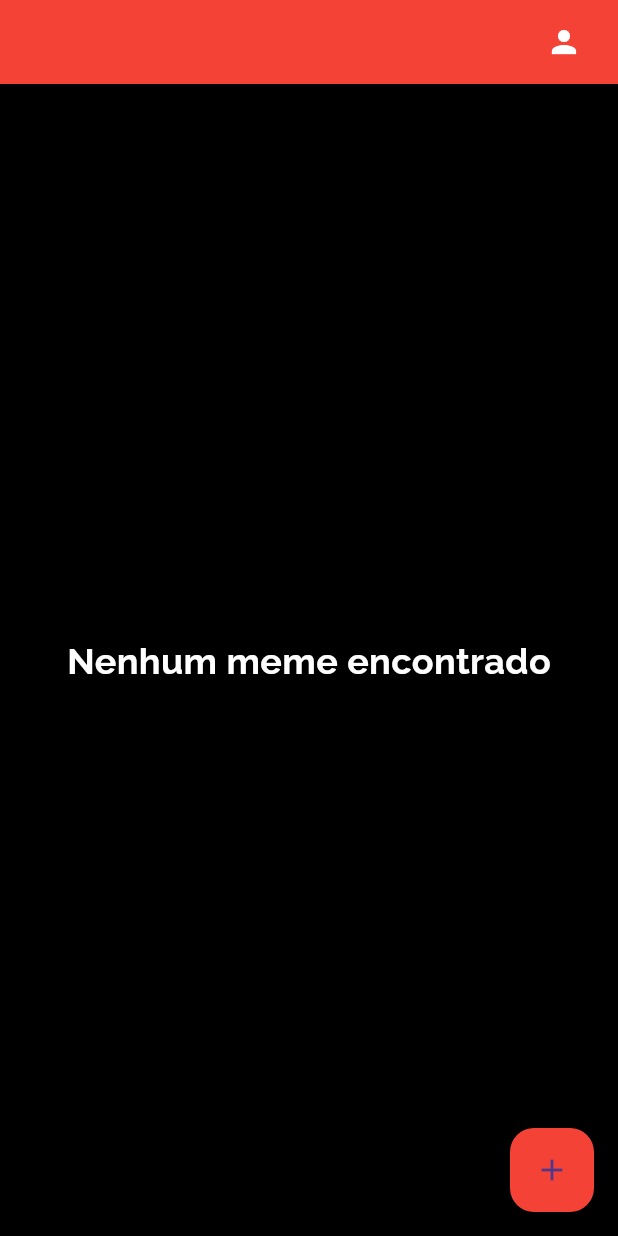
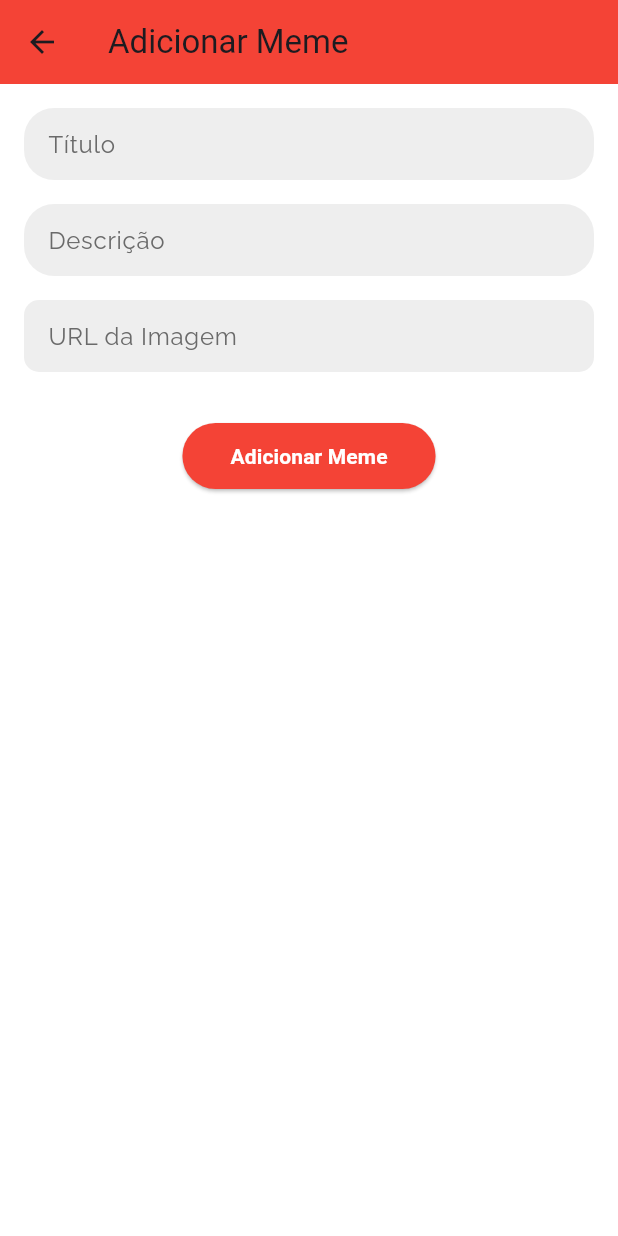
Before and after one commit to BiaTrixie/memeotecav1, a Flutter app: the Home screen opened directly, after a tap on the "add" icon, on a phone screen of 412 x 824 dp. Run offline on Flutter 3.47's test engine with Material 3 defaults, Android fonts, the phone set to English and light mode, and no system bars; our stand-ins replace cloud_firestore, firebase_auth, firebase_core, fluttertoast, google_fonts; accounts and stored records are empty; network calls fail.

Commit message:
feat: adicinando o addMeme para adicionar um meme e exibindo corretamente

```diff
--- /dev/null
+++ b/lib/pages/addMeme.dart
@@ -0,0 +1,104 @@
+import 'package:flutter/material.dart';
+import 'package:google_fonts/google_fonts.dart';
+import 'package:memeotecav1/services/firestore.dart';
+import 'package:firebase_auth/firebase_auth.dart';
+
+class AddMemeScreen extends StatelessWidget {
+  AddMemeScreen({super.key});
+
+  final TextEditingController _titleController = TextEditingController();
+  final TextEditingController _descriptionController = TextEditingController();
+  final TextEditingController _imageUrlController = TextEditingController();
+
+  @override
+  Widget build(BuildContext context) {
+    return Scaffold(
+      appBar: AppBar(
+        backgroundColor: Colors.red,
+        title: const Text("Adicionar Meme"),
+      ),
+      backgroundColor: Colors.white,
+      body: Padding(
+        padding: const EdgeInsets.all(16.0),
+        child: Column(
+          crossAxisAlignment: CrossAxisAlignment.start,
+          children: [
+            TextField(
+              controller: _titleController,
+              decoration: InputDecoration(
+                labelText: 'Título',
+                labelStyle: GoogleFonts.raleway(
+                  textStyle: const TextStyle(color: Color(0xff6A6A6A)),
+                ),
+                filled: true,
+                fillColor: Colors.grey[200],
+                border: OutlineInputBorder(
+                  borderSide: BorderSide.none,
+                  borderRadius: BorderRadius.circular(20),
+                ),
+                contentPadding: const EdgeInsets.symmetric(horizontal: 12),
+              ),
+            ),
+            const SizedBox(height: 16),
+            TextField(
+              controller: _descriptionController,
+              decoration: InputDecoration(
+                labelText: 'Descrição',
+                labelStyle: GoogleFonts.raleway(
+                  textStyle: const TextStyle(color: Color(0xff6A6A6A)),
+                ),
+                filled: true,
+                fillColor: Colors.grey[200],
+                border: OutlineInputBorder(
+                  borderSide: BorderSide.none,
+                  borderRadius: BorderRadius.circular(20),
+                ),
+                contentPadding: const EdgeInsets.symmetric(horizontal: 12),
+              ),
+            ),
+            const SizedBox(height: 16),
+            TextField(
+              controller: _imageUrlController,
+              decoration: InputDecoration(
+                labelText: 'URL da Imagem',
+                labelStyle: GoogleFonts.raleway(
+                  textStyle: const TextStyle(color: Color(0xff6A6A6A)),
+                ),
+                filled: true,
+                fillColor: Colors.grey[200],
+                border: OutlineInputBorder(
+                  borderSide: BorderSide.none,
+                  borderRadius: BorderRadius.circular(10),
+                ),
+                contentPadding: const EdgeInsets.symmetric(horizontal: 12),
+              ),
+            ),
+            const SizedBox(height: 32),
+            Center(
+              child: ElevatedButton(
+                style: ElevatedButton.styleFrom(
+                  backgroundColor: const Color.fromARGB(255, 244, 67, 54),
+                  padding: const EdgeInsets.symmetric(horizontal: 32, vertical: 12),
+                ),
+                onPressed: () async {
+                  final uploaderId = FirebaseAuth.instance.currentUser?.email ?? "Anônimo";
+                  await FirestoreService().addMeme(
+                    title: _titleController.text,
+                    description: _descriptionController.text,
+                    imageUrl: _imageUrlController.text,
+                    uploaderId: uploaderId,
+                  );
+                  Navigator.pop(context);
+                },
+                child: const Text(
+                  "Adicionar Meme",
+                  style: TextStyle(color: Colors.white, fontWeight: FontWeight.bold),
+                ),
+              ),
+            ),
+          ],
+        ),
+      ),
+    );
+  }
+}
--- a/lib/pages/home.dart
+++ b/lib/pages/home.dart
@@ -1,9 +1,9 @@
-import 'package:memeotecav1/services/auth.dart';
+import 'package:flutter/material.dart';
 import 'package:firebase_auth/firebase_auth.dart';
-import 'package:flutter/material.dart';
 import 'package:google_fonts/google_fonts.dart';
 import 'package:memeotecav1/services/firestore.dart';
 import 'package:cloud_firestore/cloud_firestore.dart';
+import 'package:memeotecav1/pages/addMeme.dart';
 
 class Home extends StatelessWidget {
   const Home({super.key});
@@ -11,7 +11,7 @@ class Home extends StatelessWidget {
   @override
   Widget build(BuildContext context) {
     return Scaffold(
-      backgroundColor: Colors.black,
+      backgroundColor: Colors.white,
       appBar: AppBar(
         backgroundColor: Colors.red,
         elevation: 0,
@@ -50,7 +50,7 @@ class Home extends StatelessWidget {
                 'Nenhum meme encontrado',
                 style: GoogleFonts.raleway(
                   textStyle: const TextStyle(
-                    color: Colors.white,
+                    color: Colors.black,
                     fontWeight: FontWeight.bold,
                     fontSize: 24,
                   ),
@@ -61,8 +61,14 @@ class Home extends StatelessWidget {
 
           final memes = snapshot.data!.docs;
 
-          return ListView.builder(
+          return GridView.builder(
             padding: const EdgeInsets.all(16),
+            gridDelegate: const SliverGridDelegateWithFixedCrossAxisCount(
+              crossAxisCount: 2,
+              crossAxisSpacing: 16,
+              mainAxisSpacing: 16,
+              childAspectRatio: 0.75,
+            ),
             itemCount: memes.length,
             itemBuilder: (context, index) {
               final meme = memes[index];
@@ -70,46 +76,47 @@ class Home extends StatelessWidget {
               final title = meme['title'] ?? 'Sem título';
 
               return Card(
-                color: Colors.grey[900],
+                color: Colors.grey[100],
                 shape: RoundedRectangleBorder(
                   borderRadius: BorderRadius.circular(12),
                 ),
-                margin: const EdgeInsets.symmetric(vertical: 10),
-                child: Padding(
-                  padding: const EdgeInsets.all(16),
                 child: Column(
                   crossAxisAlignment: CrossAxisAlignment.start,
                   children: [
                     if (imageUrl.isNotEmpty)
                       ClipRRect(
-                          borderRadius: BorderRadius.circular(8),
+                        borderRadius: const BorderRadius.only(
+                          topLeft: Radius.circular(12),
+                          topRight: Radius.circular(12),
+                        ),
                         child: Image.network(
                           imageUrl,
                           fit: BoxFit.cover,
                           width: double.infinity,
-                            height: 200,
+                          height: 150,
                           errorBuilder: (context, error, stackTrace) {
                             return const Icon(
                               Icons.broken_image,
-                                color: Colors.white,
+                              color: Colors.black,
                               size: 50,
                             );
                           },
                         ),
                       ),
-                      const SizedBox(height: 10),
-                      Text(
+                    Padding(
+                      padding: const EdgeInsets.all(8.0),
+                      child: Text(
                         title,
                         style: GoogleFonts.raleway(
                           textStyle: const TextStyle(
-                            color: Colors.white,
+                            color: Colors.black,
                             fontWeight: FontWeight.bold,
-                            fontSize: 18,
+                            fontSize: 16,
+                          ),
                         ),
                       ),
                     ),
                   ],
-                  ),
                 ),
               );
             },
@@ -118,8 +125,11 @@ class Home extends StatelessWidget {
       ),
       floatingActionButton: FloatingActionButton(
         backgroundColor: const Color.fromARGB(255, 244, 67, 54),
-        onPressed: () async {
-          // Implementação do botão de ação flutuante para adicionar memes
+        onPressed: () {
+          Navigator.push(
+            context,
+            MaterialPageRoute(builder: (context) => AddMemeScreen()),
+          );
         },
         child: const Icon(Icons.add),
       ),
```
Also changed, not shown: lib/pages/login.dart (+25 -29 lines), lib/pages/signup.dart (+11 -3 lines), lib/assets/logo.jpeg. Lines whose indentation alone changed are shown as unchanged.
